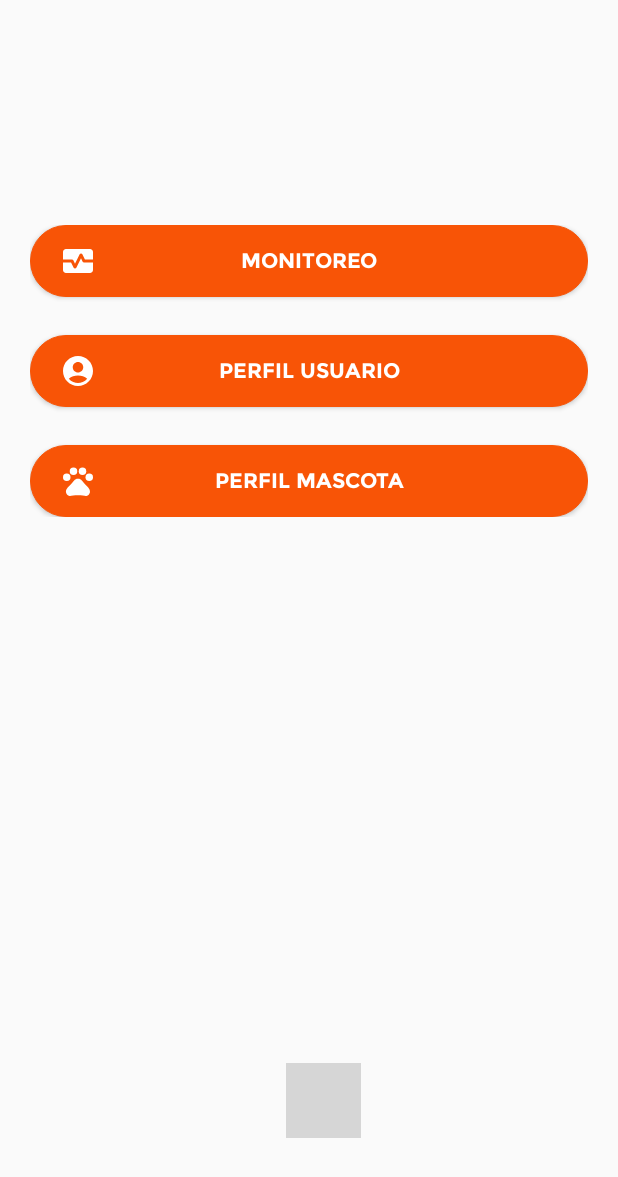
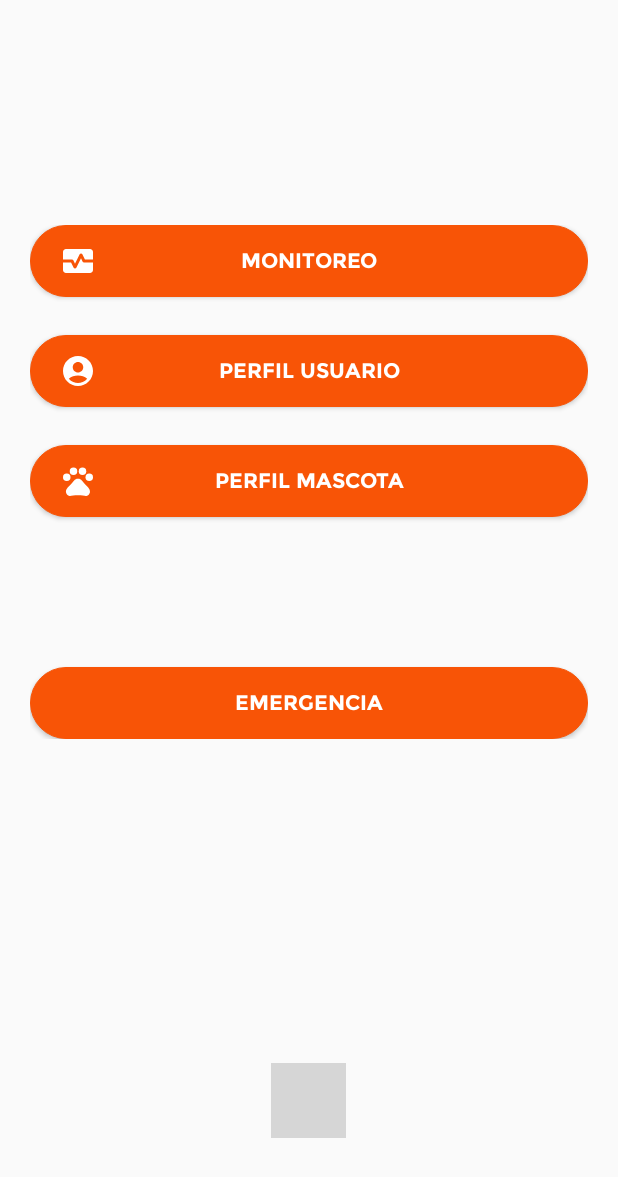
Before and after one commit to JuanRB09/MaMeti_App, an Android app: the SplashMain screen opened directly, with no data from a screen before it, on a phone screen of 412 x 824 dp. Shown: the top 1177 px of the screen. Run offline under Robolectric (Android 15) with nearby library versions, the phone set to English and light mode, and no system bars; our stand-ins replace Firebase (no records; nobody signed in at launch, a user with empty details on screens opened directly); pictures from the network do not load; grey boxes are pictures that could not be loaded.

Commit message:
Cargar la imagen ya es corecto, ahora se debe crear el apartado de emergencias, determinar si es un documento por contacto o solo se podra cargar un contacto, verificar el funcionamiento de gadget para maps

```diff
--- a/app/build.gradle
+++ b/app/build.gradle
@@ -37,6 +37,7 @@ android {
 
 dependencies {
     implementation 'com.android.volley:volley:1.2.1'
+    implementation 'com.google.android.gms:play-services-maps:18.1.0'
     def nav_version = "2.5.3"
     implementation("androidx.navigation:navigation-fragment-ktx:$nav_version")
     implementation("androidx.navigation:navigation-ui-ktx:$nav_version")
--- a/app/src/main/res/layout/activity_splash_main.xml
+++ b/app/src/main/res/layout/activity_splash_main.xml
@@ -20,7 +20,6 @@
             android:layout_width="50dp"
             android:layout_height="50dp"
             android:layout_weight="1"
-            android:layout_marginLeft="10dp"
             android:background="@drawable/round_borders_btn_nw"
             android:padding="4dp"
             android:scaleType="fitXY"
@@ -84,6 +83,20 @@
             android:drawablePadding="-24dp"
             android:drawableLeft="@drawable/ic_baseline_pets_24"
             android:text="Perfil mascota" />
+
+        <Space
+            android:layout_width="match_parent"
+            android:layout_height="100dp" />
+
+        <Button
+            android:id="@+id/btnEmergencias"
+            android:layout_width="match_parent"
+            android:layout_height="wrap_content"
+            android:background="@drawable/round_borders_btn"
+            android:fontFamily="@font/montserrat_bold"
+            android:textColor="@color/white"
+            android:text="EMERGENCIA" />
+
     </LinearLayout>
 
 </androidx.constraintlayout.widget.ConstraintLayout>
```
Also changed, not shown: app/src/main/AndroidManifest.xml (+7 -0 lines), app/src/main/java/it/grp/mameti/CreateProfiles/CreateDogProfile.kt (deleted, +0 -13 lines), app/src/main/java/it/grp/mameti/Splasher/Emergencias.kt (added, +11 -0 lines), app/src/main/java/it/grp/mameti/Splasher/Mascota.kt (+20 -20 lines), app/src/main/res/layout/activity_emergencias.xml (renamed from app/src/main/res/layout/activity_create_dog_profile.xml, +8 -1 lines), app/src/main/res/layout/activity_mascota.xml (+8 -9 lines), app/src/debug/res/drawable-hdpi/fondo_sim.jpg (added).
